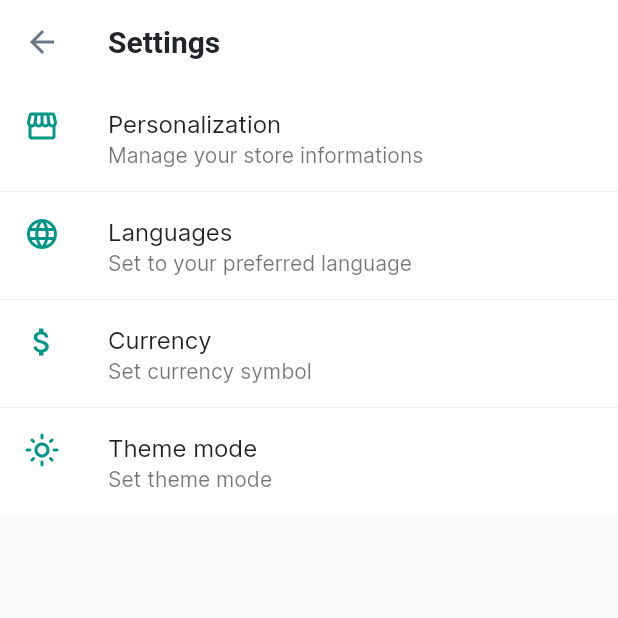
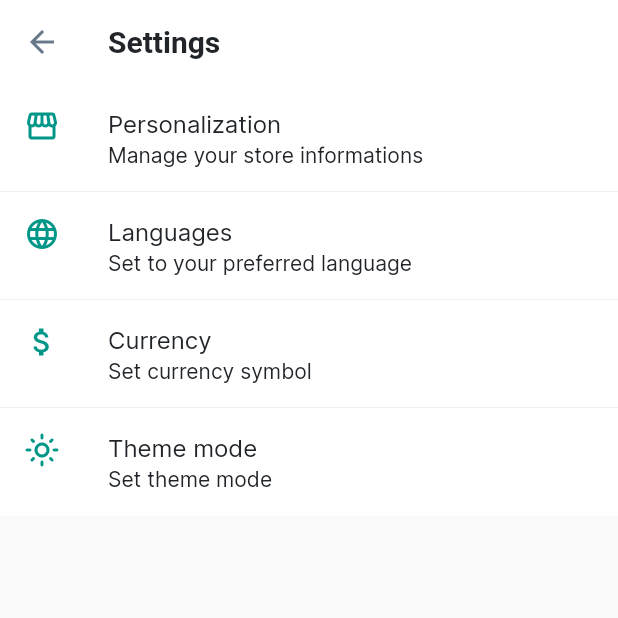
Before and after one commit to mirhasalh/flutter_receipt_app, a Flutter app: the SettingsPage screen opened by its route, on a phone screen of 412 x 824 dp, the top half of it. Run offline on Flutter 3.47's test engine with Material 2 defaults, Android fonts, the phone set to English and light mode, and no system bars; our stand-ins replace flutter_hooks, flutter_speed_dial, flutter_svg, hooks_riverpod, isar, shared_preferences; accounts and stored records are empty; generated files the repository leaves out were written again.

Commit message:
Update dark mode

```diff
--- a/lib/src/page/currency_settings_page.dart
+++ b/lib/src/page/currency_settings_page.dart
@@ -15,7 +15,6 @@ class CurrencySettingsPage extends StatefulWidget {
 
 class _CurrencySettingsPageState extends State<CurrencySettingsPage> {
   late Currency _currency;
-  late final _tileColor = Colors.white;
   final _controlAffinity = ListTileControlAffinity.trailing;
 
   @override
@@ -42,7 +41,6 @@ class _CurrencySettingsPageState extends State<CurrencySettingsPage> {
               _onChangeCurrency(_currency);
             },
             controlAffinity: _controlAffinity,
-            tileColor: _tileColor,
             title: Text(_getTitle(currency)),
           );
         },
--- a/lib/src/page/language_settings_page.dart
+++ b/lib/src/page/language_settings_page.dart
@@ -16,7 +16,6 @@ class LanguageSettingsPage extends ConsumerStatefulWidget {
 
 class LanguageSettingsState extends ConsumerState<LanguageSettingsPage> {
   late Locales _lang;
-  final _tileColor = Colors.white;
   final _controlAffinity = ListTileControlAffinity.trailing;
 
   @override
@@ -43,7 +42,6 @@ class LanguageSettingsState extends ConsumerState<LanguageSettingsPage> {
               _onChangeLang(_lang);
             },
             controlAffinity: _controlAffinity,
-            tileColor: _tileColor,
           );
         },
         separatorBuilder: (context, index) => const Divider(height: 0.0),
--- a/lib/src/page/settings_page.dart
+++ b/lib/src/page/settings_page.dart
@@ -14,8 +14,6 @@ class SettingsPage extends StatefulWidget {
 }
 
 class _SettingsPageState extends State<SettingsPage> {
-  final _tileColor = Colors.white;
-
   @override
   Widget build(BuildContext context) {
     return Scaffold(
@@ -28,7 +26,6 @@ class _SettingsPageState extends State<SettingsPage> {
           return ListTile(
             onTap: () => _onTapSettings(settings),
             title: Text(_getTitle(settings)),
-            tileColor: _tileColor,
             leading: _getIcon(settings),
             subtitle: Text(_getSubtitle(settings)),
           );
--- a/lib/src/page/theme_settings_page.dart
+++ b/lib/src/page/theme_settings_page.dart
@@ -17,7 +17,6 @@ class ThemeSettingsPage extends StatelessWidget {
           return ListTile(
             title: Text(
                 '${theme.name[0].toUpperCase()}${theme.name.substring(1)}'),
-            tileColor: Colors.white,
           );
         },
         separatorBuilder: (context, index) => const Divider(height: 0.0),
--- a/lib/src/theme/dark_theme.dart
+++ b/lib/src/theme/dark_theme.dart
@@ -1,3 +1,28 @@
-import 'package:flutter_receipt_app/src/common.dart';
+import 'package:flutter/material.dart';
+import 'package:flutter/services.dart';
+import 'package:flutter_receipt_app/src/palette.dart';
 
-final kDarkTheme = ThemeData.dark();
+final kDarkTheme = ThemeData.dark(useMaterial3: false).copyWith(
+  appBarTheme: const AppBarTheme(
+    systemOverlayStyle: SystemUiOverlayStyle(
+      statusBarIconBrightness: Brightness.light,
+      statusBarColor: Colors.transparent,
+    ),
+    backgroundColor: Palette.gunmetal,
+    iconTheme: IconThemeData(color: Colors.white),
+    titleTextStyle: TextStyle(
+      color: Colors.white,
+      fontSize: 20.0,
+      fontWeight: FontWeight.bold,
+    ),
+    elevation: 0.0,
+  ),
+  listTileTheme: const ListTileThemeData(
+    textColor: Colors.white,
+    tileColor: Palette.raisinBlack,
+  ),
+  pageTransitionsTheme: const PageTransitionsTheme(builders: {
+    TargetPlatform.android: CupertinoPageTransitionsBuilder(),
+    TargetPlatform.iOS: CupertinoPageTransitionsBuilder(),
+  }),
+);
--- a/lib/src/theme/theme.dart
+++ b/lib/src/theme/theme.dart
@@ -45,4 +45,8 @@ ThemeData kTheme = ThemeData(
     hintStyle: TextStyle(fontFamily: Fonts.courierPrime),
     labelStyle: TextStyle(fontFamily: Fonts.inter),
   ),
+  listTileTheme: const ListTileThemeData(
+    textColor: Palette.eerieBlack,
+    tileColor: Colors.white,
+  ),
 );
```
